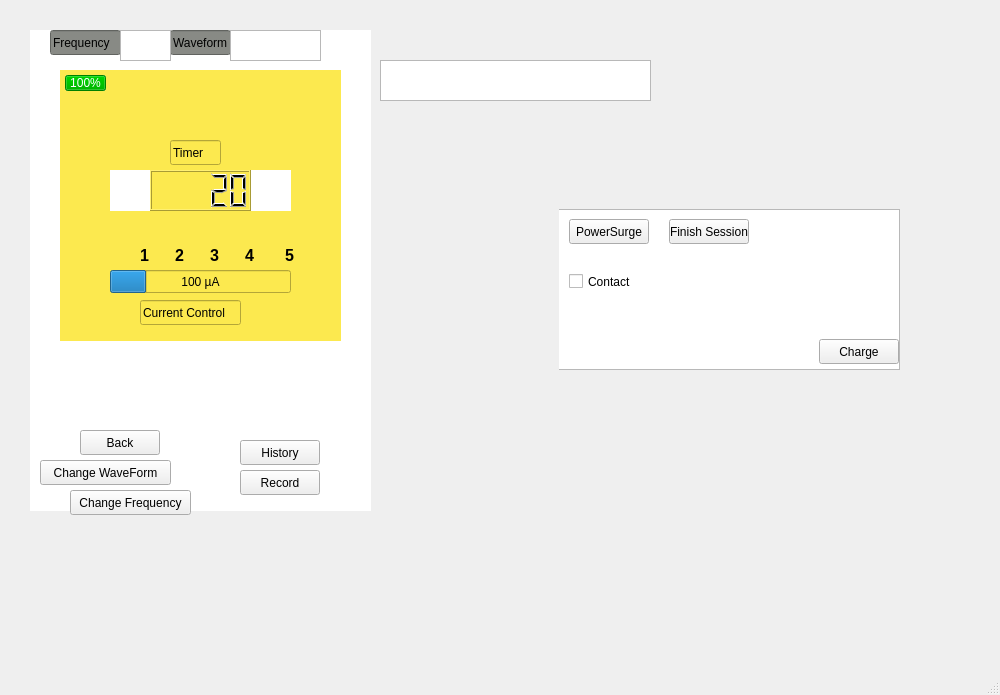
This is mainwindow.ui in Hall-Andrew/CESDEVICE-3004FinalProject as Qt 5 draws it before an edit. The edited form follows.
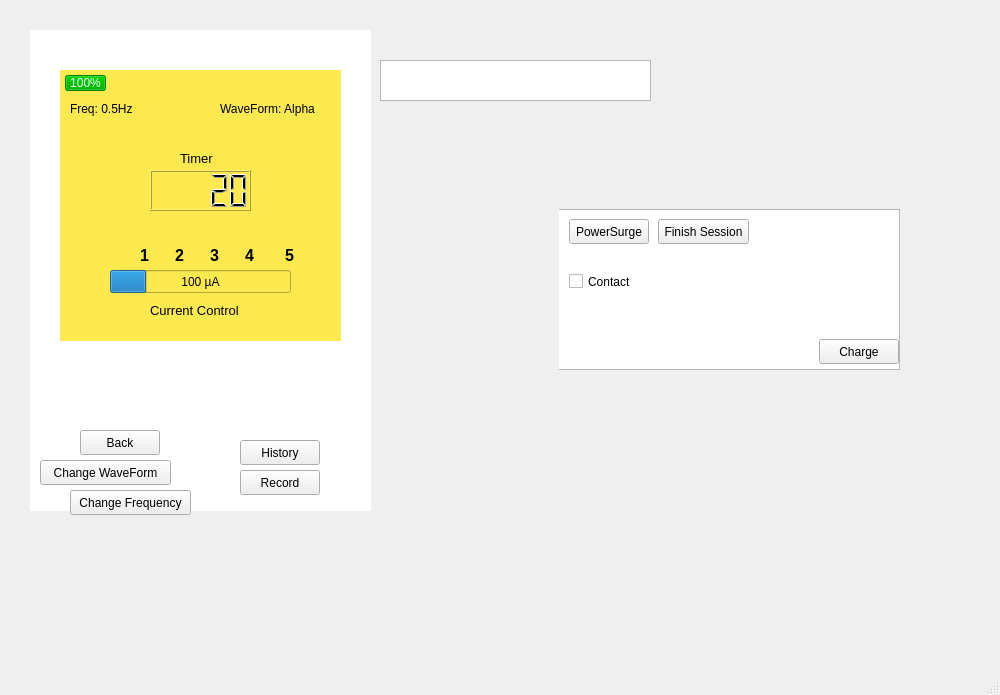
This is the edited form. The open tabs and pages were chosen to show the change. Icons and pictures are not drawn.

Commit message: Cleaner Ui, moved Frequency and Waveform to display menu

Diff of the .ui file:
```diff
--- a/mainwindow.ui
+++ b/mainwindow.ui
@@ -245,48 +245,6 @@
        <string>%v µA</string>
       </property>
      </widget>
-     <widget class="QLabel" name="TimeLabel">
-      <property name="geometry">
-       <rect>
-        <x>50</x>
-        <y>100</y>
-        <width>181</width>
-        <height>41</height>
-       </rect>
-      </property>
-      <property name="styleSheet">
-       <string notr="true">background-color: rgb(255, 255, 255);</string>
-      </property>
-      <property name="text">
-       <string/>
-      </property>
-     </widget>
-     <widget class="QLineEdit" name="lineEdit_3">
-      <property name="geometry">
-       <rect>
-        <x>80</x>
-        <y>230</y>
-        <width>101</width>
-        <height>25</height>
-       </rect>
-      </property>
-      <property name="text">
-       <string>Current Control</string>
-      </property>
-     </widget>
-     <widget class="QLineEdit" name="lineEdit_4">
-      <property name="geometry">
-       <rect>
-        <x>110</x>
-        <y>70</y>
-        <width>51</width>
-        <height>25</height>
-       </rect>
-      </property>
-      <property name="text">
-       <string>Timer </string>
-      </property>
-     </widget>
      <widget class="QLCDNumber" name="timeLabel">
       <property name="geometry">
        <rect>
@@ -423,6 +381,71 @@
        <string>5</string>
       </property>
      </widget>
+     <widget class="QLabel" name="frequencyLabel">
+      <property name="geometry">
+       <rect>
+        <x>10</x>
+        <y>30</y>
+        <width>81</width>
+        <height>17</height>
+       </rect>
+      </property>
+      <property name="text">
+       <string>Freq: 0.5Hz</string>
+      </property>
+     </widget>
+     <widget class="QLabel" name="label_2">
+      <property name="geometry">
+       <rect>
+        <x>120</x>
+        <y>80</y>
+        <width>54</width>
+        <height>17</height>
+       </rect>
+      </property>
+      <property name="font">
+       <font>
+        <pointsize>10</pointsize>
+       </font>
+      </property>
+      <property name="focusPolicy">
+       <enum>Qt::StrongFocus</enum>
+      </property>
+      <property name="text">
+       <string>Timer</string>
+      </property>
+     </widget>
+     <widget class="QLabel" name="waveformLabel">
+      <property name="geometry">
+       <rect>
+        <x>160</x>
+        <y>30</y>
+        <width>111</width>
+        <height>17</height>
+       </rect>
+      </property>
+      <property name="text">
+       <string>WaveForm: Alpha</string>
+      </property>
+     </widget>
+     <widget class="QLabel" name="currentLabel">
+      <property name="geometry">
+       <rect>
+        <x>90</x>
+        <y>230</y>
+        <width>121</width>
+        <height>20</height>
+       </rect>
+      </property>
+      <property name="font">
+       <font>
+        <pointsize>10</pointsize>
+       </font>
+      </property>
+      <property name="text">
+       <string>Current Control</string>
+      </property>
+     </widget>
     </widget>
     <widget class="QWidget" name="recor_history">
      <widget class="QListWidget" name="recordhistory">
@@ -499,38 +522,6 @@
      <string>History</string>
     </property>
    </widget>
-   <widget class="QLineEdit" name="lineEdit">
-    <property name="geometry">
-     <rect>
-      <x>50</x>
-      <y>30</y>
-      <width>71</width>
-      <height>25</height>
-     </rect>
-    </property>
-    <property name="styleSheet">
-     <string notr="true">background-color: rgb(136, 138, 133);</string>
-    </property>
-    <property name="text">
-     <string>Frequency</string>
-    </property>
-   </widget>
-   <widget class="QLineEdit" name="lineEdit_2">
-    <property name="geometry">
-     <rect>
-      <x>170</x>
-      <y>30</y>
-      <width>61</width>
-      <height>25</height>
-     </rect>
-    </property>
-    <property name="styleSheet">
-     <string notr="true">background-color: rgb(136, 138, 133);</string>
-    </property>
-    <property name="text">
-     <string>Waveform</string>
-    </property>
-   </widget>
    <widget class="QGraphicsView" name="graphicsView">
     <property name="geometry">
      <rect>
@@ -610,9 +601,9 @@
     <widget class="QPushButton" name="FinishSesh">
      <property name="geometry">
       <rect>
-       <x>110</x>
+       <x>99</x>
        <y>10</y>
-       <width>80</width>
+       <width>91</width>
        <height>25</height>
       </rect>
      </property>
@@ -660,26 +651,6 @@
      <string>Change Frequency</string>
     </property>
    </widget>
-   <widget class="QTextEdit" name="Frequncy">
-    <property name="geometry">
-     <rect>
-      <x>120</x>
-      <y>30</y>
-      <width>51</width>
-      <height>31</height>
-     </rect>
-    </property>
-   </widget>
-   <widget class="QTextEdit" name="Waveform">
-    <property name="geometry">
-     <rect>
-      <x>230</x>
-      <y>30</y>
-      <width>91</width>
-      <height>31</height>
-     </rect>
-    </property>
-   </widget>
    <zorder>graphicsView</zorder>
    <zorder>TurnOnOffButton</zorder>
    <zorder>TimerButton</zorder>
```
Left out of the diff: 6 changed lines with no effect on the pictures. The commit also changes 1 other file.
